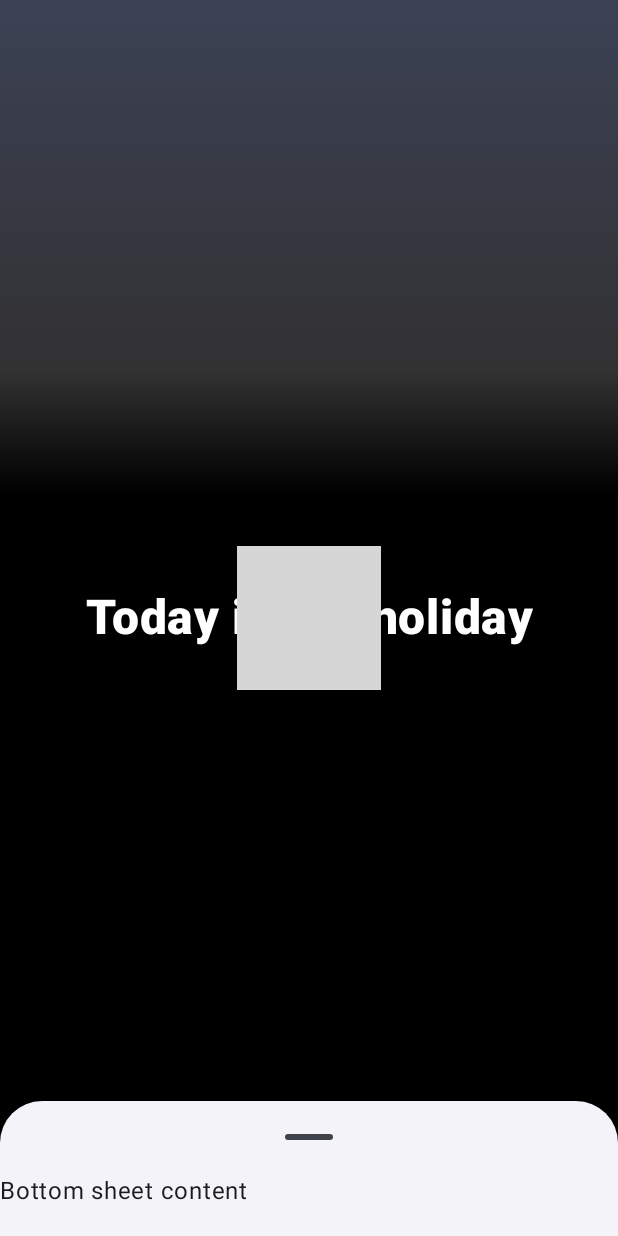
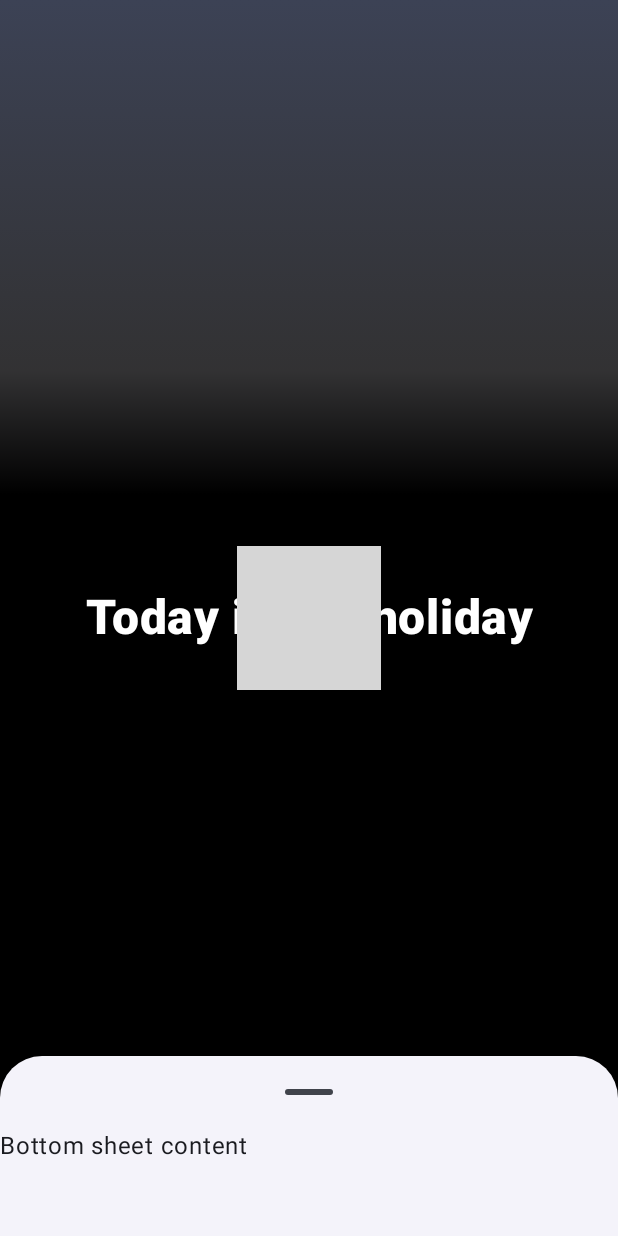
Before and after one commit to jimmyplazas/CO-Holidays, an Android app built with Jetpack Compose: the screen it shows after launch (MainActivity), on a phone screen of 412 x 824 dp. Run offline under Robolectric (Android 15) with nearby library versions, the phone set to English and light mode, and no system bars; grey boxes are pictures that could not be loaded.

Commit message:
refactor: Increase peek height of BottomSheet

```diff
--- a/app/src/main/java/dev/alejo/colombian_holidays/ui/theme/AppDImens.kt
+++ b/app/src/main/java/dev/alejo/colombian_holidays/ui/theme/AppDImens.kt
@@ -7,6 +7,6 @@ object AppDimens {
     val Default = 16.dp
     val Large = 24.dp
     val ExtraLarge = 32.dp
-    val DefaultPeekHeight = 90.dp
+    val DefaultPeekHeight = 120.dp
     val PeakSheetTopMargin = 120.dp
 }
```
